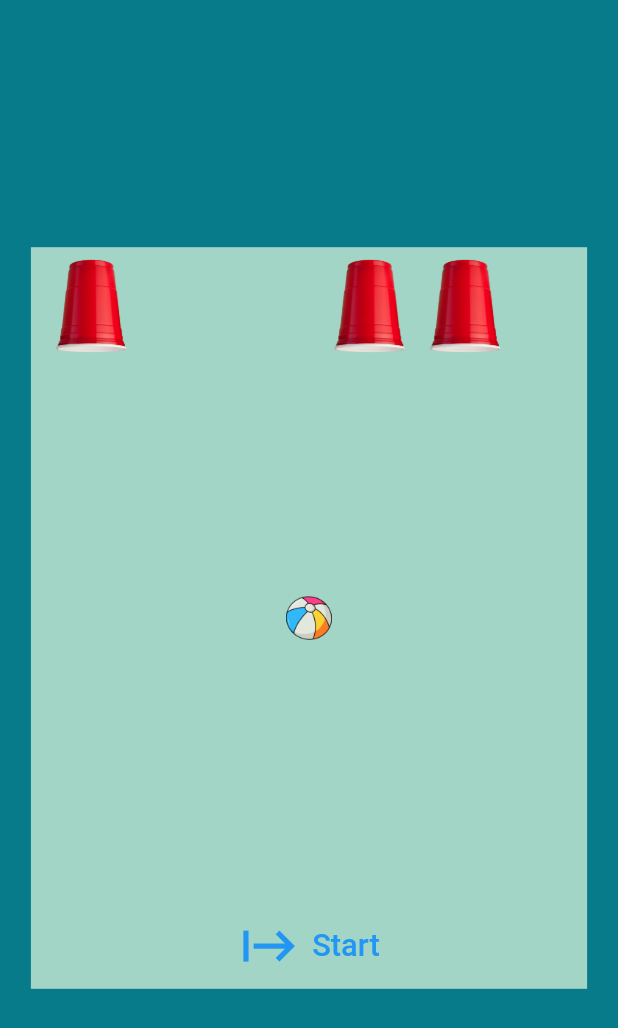
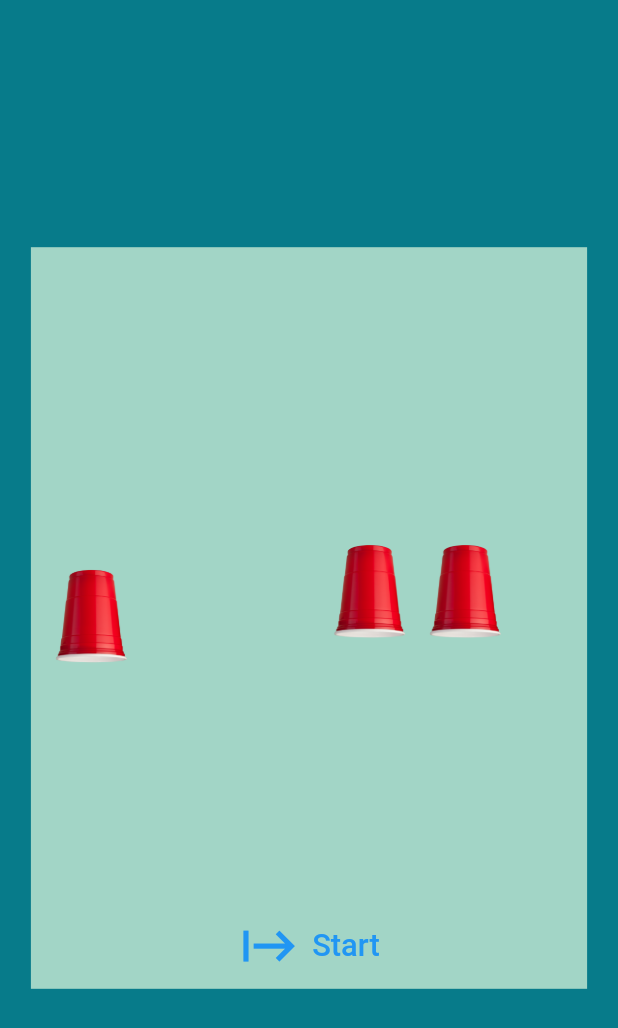
Before and after one commit to stevelpak/shuffle_game, a Flutter app: the screen it shows after launch, after a tap on "Start", on a phone screen of 412 x 824 dp. Shown: the top 1028 px of the screen. Run offline on Flutter 3.47's test engine with Material 2 defaults, Android fonts, the phone set to English and light mode, and no system bars.

Commit message:
Updated Shuffle App

```diff
--- a/lib/home.dart
+++ b/lib/home.dart
@@ -14,7 +14,11 @@ class _MyHomePageState extends State<MyHomePage> {
   Alignment firstAlign = Alignment.topLeft;
   Alignment secondAlign = Alignment.topCenter;
   Alignment thirdAlign = Alignment.topRight;
+  Alignment imgAlign = Alignment.center;
   late Alignment tempAlign;
+  bool _visibility = true;
+  bool _visnatija = false;
+  String? natija;
 
   int states = 20 + Random.secure().nextInt(10);
 
@@ -29,14 +33,17 @@ class _MyHomePageState extends State<MyHomePage> {
   Future animate(int value) async {
     setState(() {
       if (value == 12) {
+        imgAlign = imgAlign == firstAlign ? secondAlign : firstAlign;
         tempAlign = firstAlign;
         firstAlign = secondAlign;
         secondAlign = tempAlign;
       } else if (value == 23) {
+        imgAlign = imgAlign == secondAlign ? thirdAlign : secondAlign;
         tempAlign = secondAlign;
         secondAlign = thirdAlign;
         thirdAlign = tempAlign;
       } else if (value == 13) {
+        imgAlign = imgAlign == firstAlign ? thirdAlign : firstAlign;
         tempAlign = firstAlign;
         firstAlign = thirdAlign;
         thirdAlign = tempAlign;
@@ -56,6 +63,10 @@ class _MyHomePageState extends State<MyHomePage> {
         body: Column(
           mainAxisAlignment: MainAxisAlignment.center,
           children: [
+            Visibility(
+              visible: _visnatija,
+              child: Text("Siz $natija"),
+            ),
             Container(
               margin: EdgeInsets.symmetric(horizontal: sayz.width * 0.05),
               width: sayz.width * 0.9,
@@ -63,22 +74,90 @@ class _MyHomePageState extends State<MyHomePage> {
               color: const Color(0xFFA2D5C6),
               child: Stack(
                 children: [
+                  Visibility(
+                    visible: _visibility,
+                    child: AnimatedContainer(
+                      duration: const Duration(seconds: 1),
+                      alignment: imgAlign,
+                      child: Image.asset(
+                        'assets/ball.png',
+                        scale: sayz.width * 0.02,
+                      ),
+                    ),
+                  ),
                   AnimatedContainer(
                     duration: const Duration(seconds: 1),
-                    alignment: Alignment.center,
-                    child: Image.asset(
-                      'assets/ball.png',
-                      scale: sayz.width * 0.02,
+                    alignment: firstAlign,
+                    child: InkWell(
+                      onTap: (() {
+                        setState(() {
+                          if (firstAlign == imgAlign) {
+                            natija = "yutdingiz";
+                          } else {
+                            natija = "yutqazdingiz";
+                          }
+                          _visnatija = true;
+                        });
+                      }),
+                      child: Image.asset(
+                        'assets/cup.png',
+                        scale: sayz.width * 0.015,
+                      ),
                     ),
                   ),
-                  cups(firstAlign, sayz),
-                  cups(secondAlign, sayz),
-                  cups(thirdAlign, sayz),
+                  AnimatedContainer(
+                    duration: const Duration(seconds: 1),
+                    alignment: secondAlign,
+                    child: InkWell(
+                      onTap: (() {
+                        setState(() {
+                          if (secondAlign == imgAlign) {
+                            natija = "yutdingiz";
+                          } else {
+                            natija = "yutqazdingiz";
+                          }
+                          _visnatija = true;
+                        });
+                      }),
+                      child: Image.asset(
+                        'assets/cup.png',
+                        scale: sayz.width * 0.015,
+                      ),
+                    ),
+                  ),
+                  AnimatedContainer(
+                    duration: const Duration(seconds: 1),
+                    alignment: thirdAlign,
+                    child: InkWell(
+                      onTap: (() {
+                        setState(() {
+                          if (thirdAlign == imgAlign) {
+                            natija = "yutdingiz";
+                          } else {
+                            natija = "yutqazdingiz";
+                          }
+                          _visnatija = true;
+                        });
+                      }),
+                      child: Image.asset(
+                        'assets/cup.png',
+                        scale: sayz.width * 0.015,
+                      ),
+                    ),
+                  ),
                   Align(
                     alignment: Alignment.bottomCenter,
                     child: TextButton.icon(
                       onPressed: () async {
+                        Future.delayed(const Duration(seconds: 1), (() {
+                          _visibility = false;
+                        }));
+
                         for (var i = 0; i < states; i++) {
+                          if (i == 0) {
+                            start();
+                          }
+
                           await animate(changes[Random.secure().nextInt(3)]);
                         }
                       },
```
Also changed, not shown: lib/widgets/cups.dart (+12 -4 lines).
